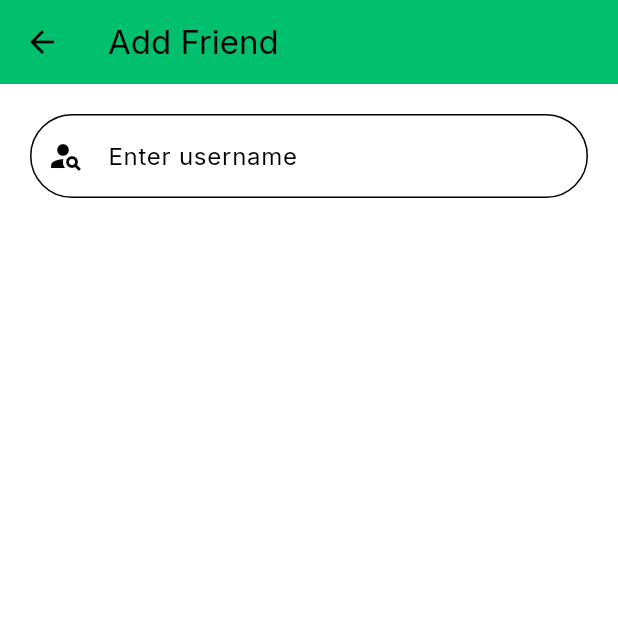
After one commit to Wasim-Zaman/chat_app_queue, a Flutter app: the ChatsScreen screen opened directly, item 2 of the bottom bar chosen, after a tap on the "person add" icon, on a phone screen of 412 x 824 dp, the top half of it. The commit adds this screen. Run offline on Flutter 3.47's test engine with Material 3 defaults, Android fonts, the phone set to English and light mode, and no system bars; our stand-ins replace flutter_riverpod, google_fonts, logger, page_transition, shared_preferences; accounts and stored records are empty.

Commit message:
Refactor logs service and add filter and output options, working on people tab, friends and friend requests

```diff
--- a/lib/components/custom_text_form_field.dart
+++ b/lib/components/custom_text_form_field.dart
@@ -12,6 +12,7 @@ class CustomTextFormField extends StatelessWidget {
     this.keyboardType,
     this.textInputAction,
     this.onFieldSubmitted,
+    this.onChanged,
   });
 
   final TextEditingController controller;
@@ -23,7 +24,7 @@ class CustomTextFormField extends StatelessWidget {
   final TextInputType? keyboardType;
   final TextInputAction? textInputAction;
   final Function(String)? onFieldSubmitted;
-
+  final Function(String)? onChanged;
   @override
   Widget build(BuildContext context) {
     return TextFormField(
@@ -33,6 +34,7 @@ class CustomTextFormField extends StatelessWidget {
       keyboardType: keyboardType,
       textInputAction: textInputAction,
       onFieldSubmitted: onFieldSubmitted,
+      onChanged: onChanged,
       decoration: InputDecoration(
         hintText: hintText,
         prefixIcon: prefixIcon,
--- a/lib/providers/auth/auth_provider.dart
+++ b/lib/providers/auth/auth_provider.dart
@@ -29,7 +29,7 @@ class AuthNotifier extends StateNotifier<AuthState> {
 
       state = AuthSuccess(apiResponse);
     } on HttpException catch (e) {
-      state = AuthError(e.message);
+      state = AuthError(e.toString());
     } catch (e) {
       state = AuthError(e.toString());
     }
--- a/lib/screens/chats/chats_screen.dart
+++ b/lib/screens/chats/chats_screen.dart
@@ -1,6 +1,9 @@
-import '../../constants.dart';
 import 'package:flutter/material.dart';
 
+import '../../constants.dart';
+import '../people/add_friend_screen.dart';
+import '../people/friend_requests_screen.dart';
+import '../people/people_screen.dart';
 import 'components/body.dart';
 
 class ChatsScreen extends StatefulWidget {
@@ -11,20 +14,20 @@ class ChatsScreen extends StatefulWidget {
 }
 
 class _ChatsScreenState extends State<ChatsScreen> {
-  int _selectedIndex = 1;
+  int _selectedIndex = 0;
+
+  final List<Widget> _screens = [
+    const Body(), // Chats tab
+    const PeopleScreen(), // People tab
+    const Center(child: Text("Calls")), // Calls tab (placeholder)
+    const Center(child: Text("Profile")), // Profile tab (placeholder)
+  ];
+
   @override
   Widget build(BuildContext context) {
     return Scaffold(
       appBar: buildAppBar(),
-      body: const Body(),
-      floatingActionButton: FloatingActionButton(
-        onPressed: () {},
-        backgroundColor: kPrimaryColor,
-        child: const Icon(
-          Icons.person_add_alt_1,
-          color: Colors.white,
-        ),
-      ),
+      body: _screens[_selectedIndex],
       bottomNavigationBar: buildBottomNavigationBar(),
     );
   }
@@ -57,12 +60,49 @@ class _ChatsScreenState extends State<ChatsScreen> {
     return AppBar(
       backgroundColor: kPrimaryColor,
       automaticallyImplyLeading: false,
-      title: const Text("Chats"),
+      title: Text(_selectedIndex == 0 ? "Chats" : "People"),
       actions: [
-        IconButton(
-          icon: const Icon(Icons.search),
-          onPressed: () {},
-        ),
+        if (_selectedIndex == 1) ...[
+          IconButton(
+            icon: const Icon(Icons.person_add),
+            onPressed: () => Navigator.push(
+              context,
+              MaterialPageRoute(
+                builder: (context) => const AddFriendScreen(),
+              ),
+            ),
+          ),
+          IconButton(
+            icon: const Stack(
+              children: [
+                Icon(Icons.people_outline),
+                Positioned(
+                  right: 0,
+                  top: 0,
+                  child: CircleAvatar(
+                    radius: 8,
+                    backgroundColor: Colors.red,
+                    child: Text(
+                      "2",
+                      style: TextStyle(fontSize: 10, color: Colors.white),
+                    ),
+                  ),
+                ),
+              ],
+            ),
+            onPressed: () => Navigator.push(
+              context,
+              MaterialPageRoute(
+                builder: (context) => const FriendRequestsScreen(),
+              ),
+            ),
+          ),
+        ],
+        if (_selectedIndex == 0)
+          IconButton(
+            icon: const Icon(Icons.search),
+            onPressed: () {},
+          ),
       ],
     );
   }
--- /dev/null
+++ b/lib/screens/people/add_friend_screen.dart
@@ -0,0 +1,68 @@
+import 'package:flutter/material.dart';
+import 'package:flutter_riverpod/flutter_riverpod.dart';
+
+import '../../components/custom_text_form_field.dart';
+import '../../constants.dart';
+import '../../providers/friends/friends_provider.dart';
+
+class AddFriendScreen extends ConsumerStatefulWidget {
+  const AddFriendScreen({super.key});
+
+  @override
+  ConsumerState<AddFriendScreen> createState() => _AddFriendScreenState();
+}
+
+class _AddFriendScreenState extends ConsumerState<AddFriendScreen> {
+  final _usernameController = TextEditingController();
+
+  @override
+  void dispose() {
+    _usernameController.dispose();
+    super.dispose();
+  }
+
+  @override
+  Widget build(BuildContext context) {
+    return Scaffold(
+      appBar: AppBar(
+        backgroundColor: kPrimaryColor,
+        title: const Text('Add Friend'),
+      ),
+      body: Padding(
+        padding: const EdgeInsets.all(kDefaultPadding),
+        child: Column(
+          children: [
+            CustomTextFormField(
+              controller: _usernameController,
+              hintText: "Enter username",
+              prefixIcon: const Icon(Icons.person_search),
+              textInputAction: TextInputAction.search,
+              onChanged: (value) {
+                _searchUsers(value);
+              },
+            ),
+            const SizedBox(height: kDefaultPadding),
+            // Show search results here
+            Expanded(
+              child: Consumer(builder: (context, ref, child) {
+                final peopleState = ref.watch(peopleProvider);
+                if (peopleState is PeopleLoading) {
+                  return const Center(
+                    child: CircularProgressIndicator(),
+                  );
+                }
+                return const SizedBox.shrink();
+              }),
+            ),
+          ],
+        ),
+      ),
+    );
+  }
+
+  void _searchUsers(String username) {
+    if (username.isNotEmpty) {
+      ref.read(peopleProvider.notifier).searchUsers(username);
+    }
+  }
+}
--- /dev/null
+++ b/lib/screens/people/people_screen.dart
@@ -0,0 +1,59 @@
+import 'package:flutter/material.dart';
+import 'package:flutter_riverpod/flutter_riverpod.dart';
+
+class PeopleScreen extends ConsumerStatefulWidget {
+  const PeopleScreen({super.key});
+
+  @override
+  ConsumerState<PeopleScreen> createState() => _PeopleScreenState();
+}
+
+class _PeopleScreenState extends ConsumerState<PeopleScreen> {
+  @override
+  void initState() {
+    super.initState();
+    // ref.read(friendsProvider.notifier).getFriends();
+  }
+
+  @override
+  Widget build(BuildContext context) {
+    return Container();
+    // final state = ref.watch(searchUsersProvider);
+
+    // return state.when(
+    //   initial: () => const Center(child: Text('No friends yet')),
+    //   loading: () => const Center(child: CircularProgressIndicator()),
+    //   error: (message) => Center(child: Text(message)),
+    //   success: (friends) => friends.isEmpty
+    //       ? const Center(
+    //           child: Column(
+    //             mainAxisAlignment: MainAxisAlignment.center,
+    //             children: [
+    //               Icon(Icons.people_outline, size: 64, color: Colors.grey),
+    //               SizedBox(height: 16),
+    //               Text(
+    //                 'No friends yet',
+    //                 style: TextStyle(fontSize: 16, color: Colors.grey),
+    //               ),
+    //               Text(
+    //                 'Add friends to start chatting',
+    //                 style: TextStyle(color: Colors.grey),
+    //               ),
+    //             ],
+    //           ),
+    //         )
+    //       : ListView.builder(
+    //           padding: const EdgeInsets.all(kDefaultPadding),
+    //           itemCount: friends.length,
+    //           itemBuilder: (context, index) => FriendTile(
+    //             user: friends[index],
+    //             onRemove: () => ref
+    //                 .read(friendsProvider.notifier)
+    //                 .removeFriend(friends[index].id),
+    //           ),
+    //         ),
+    //   friendRequestsSuccess: (_) =>
+    //       const Center(child: Text('Something went wrong')),
+    // );
+  }
+}
--- a/lib/services/logs_service.dart
+++ b/lib/services/logs_service.dart
@@ -16,6 +16,8 @@ class LogsService {
       colors: true,
       printEmojis: true,
     ),
+    filter: DevelopmentFilter(),
+    output: ConsoleOutput(),
   );
 
   void logRequest(
```
Also changed, not shown: lib/models/user.dart (added, +115 -0 lines), lib/providers/friends/friends_provider.dart (added, +36 -0 lines), lib/providers/friends/friends_state.dart (added, +106 -0 lines), lib/screens/people/components/friend_request_tile.dart (added, +46 -0 lines), lib/screens/people/components/friend_requests_list.dart (added, +34 -0 lines), lib/screens/people/components/friend_tile.dart (added, +34 -0 lines), lib/screens/people/components/friends_list.dart (added, +32 -0 lines), lib/screens/people/friend_requests_screen.dart (added, +74 -0 lines), lib/services/http_service.dart (+8 -9 lines).
